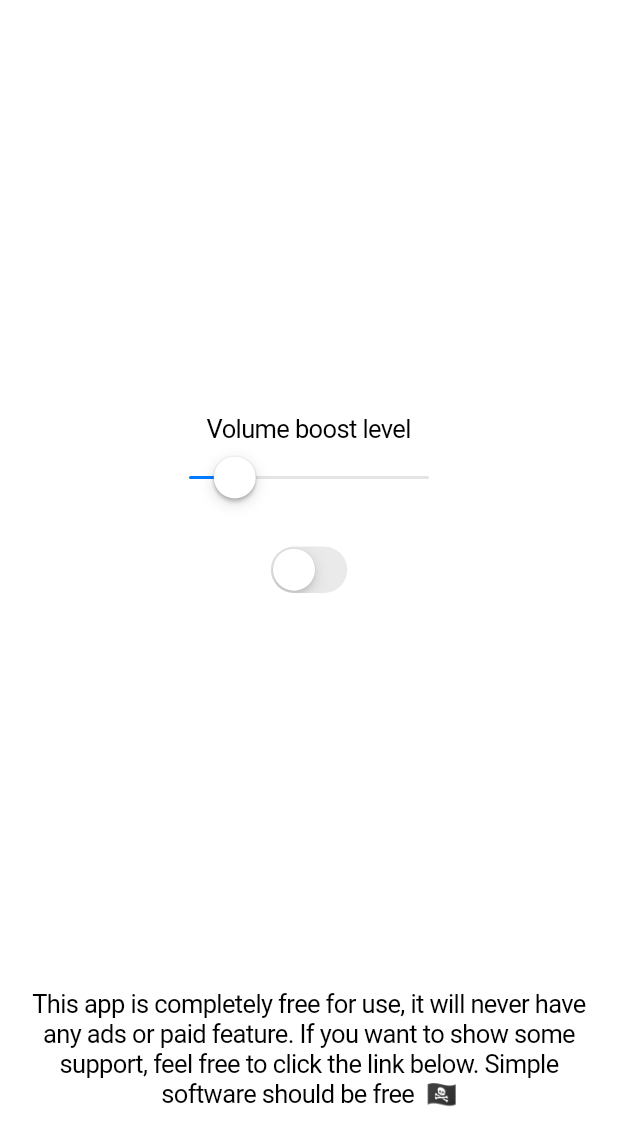
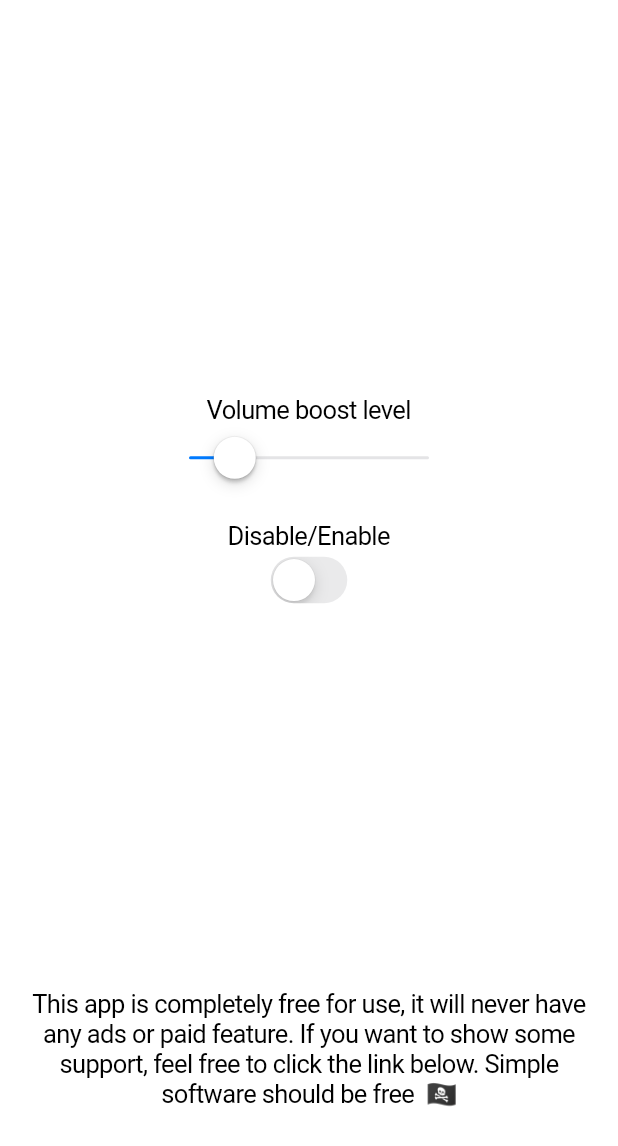
Before and after one commit to Qualus/nobs_audio_booster, a Flutter app: the screen it shows after launch, on a phone screen of 412 x 824 dp. Shown: the top 1146 px of the screen. Run offline on Flutter 3.47's test engine with Material 3 defaults, Android fonts, the phone set to English and light mode, and no system bars.

Commit message:
Add label

```diff
--- a/lib/main.dart
+++ b/lib/main.dart
@@ -41,6 +41,7 @@ class _AudioBoosterAppState extends State<AudioBoosterApp> {
 
   @override
   Widget build(BuildContext context) {
+    var deviceHeight = MediaQuery.of(context).size.height;
     return CupertinoApp(
       title: 'NoBS Audio Booster',
       home: CupertinoPageScaffold(
@@ -50,7 +51,7 @@ class _AudioBoosterAppState extends State<AudioBoosterApp> {
             mainAxisAlignment: MainAxisAlignment.center,
             crossAxisAlignment: CrossAxisAlignment.center,
             children: [
-              Spacer(),
+              SizedBox(height: deviceHeight * 0.3),
               Text("Volume boost level"),
               CupertinoSlider(
                 value: boostLevel,
@@ -67,6 +68,7 @@ class _AudioBoosterAppState extends State<AudioBoosterApp> {
                 },
               ),
               SizedBox(height: 20),
+              Text("Disable/Enable"),
               CupertinoSwitch(
                 value: isBoostActive,
                 onChanged: (value) {
```
